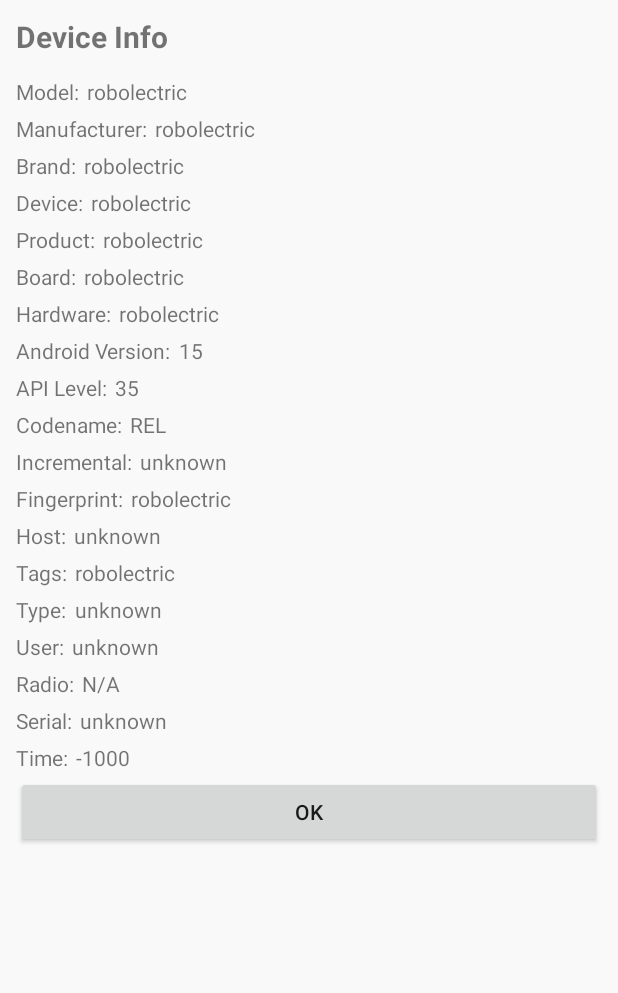
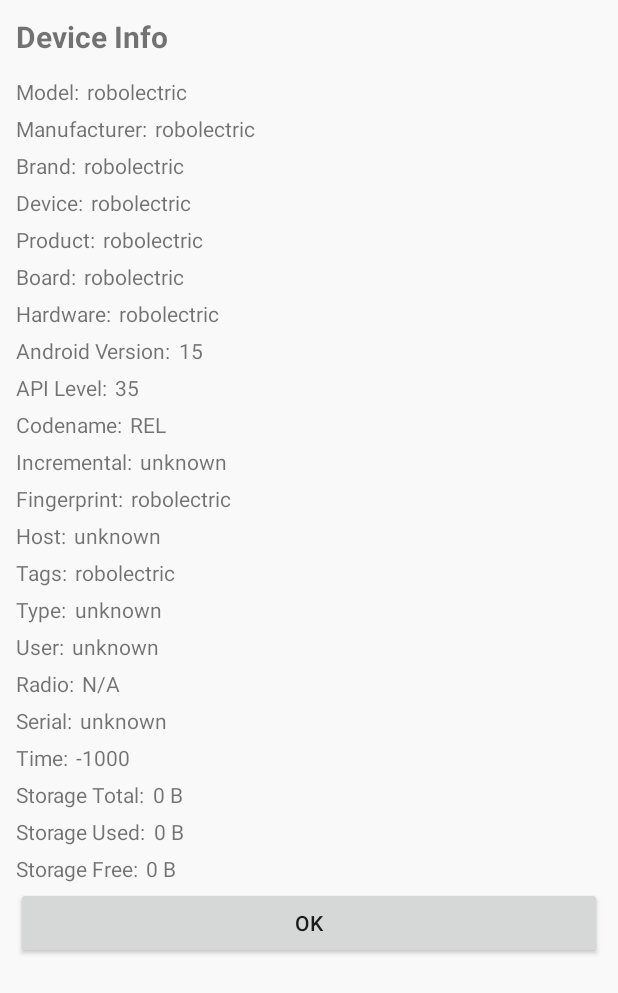
Before and after one commit to YoanValko/mondroid-4, an Android app: the ICSDeviceInfoActivity screen opened directly, with no data from a screen before it, on a phone screen of 412 x 824 dp. Shown: the top 993 px of the screen. Run offline under Robolectric (Android 15) with nearby library versions, the phone set to English and light mode, and no system bars; our stand-ins replace androidx.preference.

Commit message:
Add storage info to Device Info activity

```diff
--- a/app/src/main/java/com/example/icslauncher/apps/ICSDeviceInfoActivity.java
+++ b/app/src/main/java/com/example/icslauncher/apps/ICSDeviceInfoActivity.java
@@ -2,6 +2,8 @@ package com.example.icslauncher.apps;
 
 import android.os.Build;
 import android.os.Bundle;
+import android.os.Environment;
+import android.os.StatFs;
 import android.view.View;
 import android.widget.Button;
 import android.widget.LinearLayout;
@@ -51,6 +53,19 @@ public class ICSDeviceInfoActivity extends AppCompatActivity {
         addInfoRow(root, "Serial", Build.SERIAL);
         addInfoRow(root, "Time", String.valueOf(Build.TIME));
 
+        // Storage info
+        try {
+            StatFs stat = new StatFs(Environment.getExternalStorageDirectory().getPath());
+            long total = stat.getTotalBytes();
+            long free = stat.getFreeBytes();
+            long used = total - free;
+            addInfoRow(root, "Storage Total", formatBytes(total));
+            addInfoRow(root, "Storage Used", formatBytes(used));
+            addInfoRow(root, "Storage Free", formatBytes(free));
+        } catch (Exception e) {
+            addInfoRow(root, "Storage", "N/A");
+        }
+
         Button btnOk = new Button(this);
         btnOk.setText("OK");
         btnOk.setOnClickListener(v -> finish());
@@ -84,4 +99,11 @@ public class ICSDeviceInfoActivity extends AppCompatActivity {
         row.addView(val);
         root.addView(row);
     }
+
+    private String formatBytes(long bytes) {
+        if (bytes < 1024) return bytes + " B";
+        int exp = (int) (Math.log(bytes) / Math.log(1024));
+        String[] units = {"B", "KB", "MB", "GB", "TB"};
+        return String.format("%.2f %s", bytes / Math.pow(1024, exp), units[exp]);
+    }
 }
```
Also changed, not shown: 6 other files.
